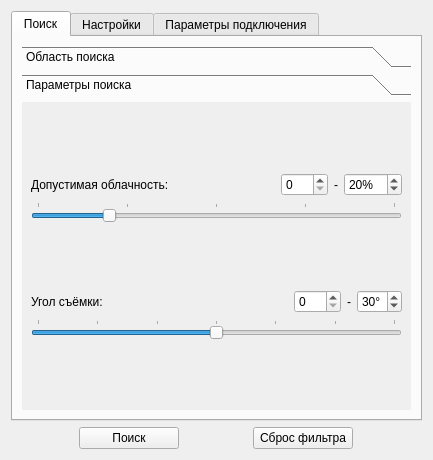
Qt form geo_get_dialog_base.ui (bazzile/GeoGet) before a commit.
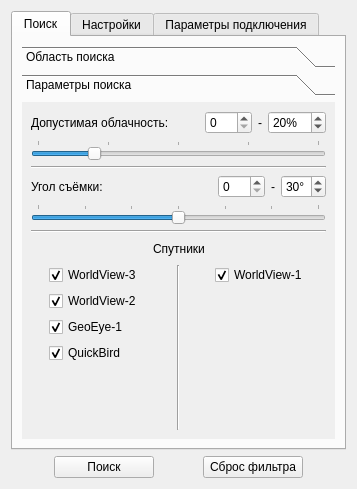
The same form after that commit. The open tabs and pages were chosen to show the change.

Commit message: added satellite checkboxes

What changed in the file:
```diff
--- a/geo_get_dialog_base.ui
+++ b/geo_get_dialog_base.ui
@@ -6,8 +6,8 @@
    <rect>
     <x>0</x>
     <y>0</y>
-    <width>433</width>
-    <height>460</height>
+    <width>357</width>
+    <height>489</height>
    </rect>
   </property>
   <property name="windowTitle">
@@ -112,8 +112,8 @@
            <rect>
             <x>0</x>
             <y>0</y>
-            <width>383</width>
-            <height>290</height>
+            <width>307</width>
+            <height>319</height>
            </rect>
           </property>
           <attribute name="label">
@@ -212,6 +212,13 @@
              </item>
             </layout>
            </item>
+           <item>
+            <widget class="Line" name="line_3">
+             <property name="orientation">
+              <enum>Qt::Horizontal</enum>
+             </property>
+            </widget>
+           </item>
            <item>
             <layout class="QVBoxLayout" name="Angle_verticalLayout">
              <item>
@@ -310,6 +317,201 @@
              </item>
             </layout>
            </item>
+           <item>
+            <widget class="Line" name="line_2">
+             <property name="orientation">
+              <enum>Qt::Horizontal</enum>
+             </property>
+            </widget>
+           </item>
+           <item>
+            <layout class="QHBoxLayout" name="horizontalLayout_3">
+             <item>
+              <spacer name="horizontalSpacer_8">
+               <property name="orientation">
+                <enum>Qt::Horizontal</enum>
+               </property>
+               <property name="sizeHint" stdset="0">
+                <size>
+                 <width>40</width>
+                 <height>20</height>
+                </size>
+               </property>
+              </spacer>
+             </item>
+             <item>
+              <widget class="QLabel" name="label">
+               <property name="text">
+                <string>Спутники</string>
+               </property>
+              </widget>
+             </item>
+             <item>
+              <spacer name="horizontalSpacer_4">
+               <property name="orientation">
+                <enum>Qt::Horizontal</enum>
+               </property>
+               <property name="sizeHint" stdset="0">
+                <size>
+                 <width>40</width>
+                 <height>20</height>
+                </size>
+               </property>
+              </spacer>
+             </item>
+            </layout>
+           </item>
+           <item>
+            <layout class="QHBoxLayout" name="horizontalLayout_2">
+             <item>
+              <spacer name="horizontalSpacer_9">
+               <property name="orientation">
+                <enum>Qt::Horizontal</enum>
+               </property>
+               <property name="sizeHint" stdset="0">
+                <size>
+                 <width>40</width>
+                 <height>20</height>
+                </size>
+               </property>
+              </spacer>
+             </item>
+             <item>
+              <layout class="QHBoxLayout" name="Satellites_horizontalLayout">
+               <item>
+                <layout class="QVBoxLayout" name="Pan_verticalLayout">
+                 <item>
+                  <widget class="QCheckBox" name="WV3_chbox">
+                   <property name="text">
+                    <string>WorldView-3</string>
+                   </property>
+                   <property name="checked">
+                    <bool>true</bool>
+                   </property>
+                  </widget>
+                 </item>
+                 <item>
+                  <widget class="QCheckBox" name="WV2_chbox">
+                   <property name="text">
+                    <string>WorldView-2</string>
+                   </property>
+                   <property name="checked">
+                    <bool>true</bool>
+                   </property>
+                  </widget>
+                 </item>
+                 <item>
+                  <widget class="QCheckBox" name="GE1_chbox">
+                   <property name="text">
+                    <string>GeoEye-1</string>
+                   </property>
+                   <property name="checked">
+                    <bool>true</bool>
+                   </property>
+                  </widget>
+                 </item>
+                 <item>
+                  <widget class="QCheckBox" name="QB01_chbox">
+                   <property name="text">
+                    <string>QuickBird</string>
+                   </property>
+                   <property name="checked">
+                    <bool>true</bool>
+                   </property>
+                  </widget>
+                 </item>
+                 <item>
+                  <spacer name="verticalSpacer_2">
+                   <property name="orientation">
+                    <enum>Qt::Vertical</enum>
+                   </property>
+                   <property name="sizeHint" stdset="0">
+                    <size>
+                     <width>20</width>
+                     <height>40</height>
+                    </size>
+                   </property>
+                  </spacer>
+                 </item>
+                </layout>
+               </item>
+               <item>
+                <spacer name="horizontalSpacer_5">
+                 <property name="orientation">
+                  <enum>Qt::Horizontal</enum>
+                 </property>
+                 <property name="sizeHint" stdset="0">
+                  <size>
+                   <width>40</width>
+                   <height>20</height>
+                  </size>
+                 </property>
+                </spacer>
+               </item>
+               <item>
+                <widget class="Line" name="line">
+                 <property name="orientation">
+                  <enum>Qt::Vertical</enum>
+                 </property>
+                </widget>
+               </item>
+               <item>
+                <spacer name="horizontalSpacer_7">
+                 <property name="orientation">
+                  <enum>Qt::Horizontal</enum>
+                 </property>
+                 <property name="sizeHint" stdset="0">
+                  <size>
+                   <width>40</width>
+                   <height>20</height>
+                  </size>
+                 </property>
+                </spacer>
+               </item>
+               <item>
+                <layout class="QVBoxLayout" name="MS_verticalLayout">
+                 <item>
+                  <widget class="QCheckBox" name="WV1_chbox">
+                   <property name="text">
+                    <string>WorldView-1</string>
+                   </property>
+                   <property name="checked">
+                    <bool>true</bool>
+                   </property>
+                  </widget>
+                 </item>
+                 <item>
+                  <spacer name="verticalSpacer">
+                   <property name="orientation">
+                    <enum>Qt::Vertical</enum>
+                   </property>
+                   <property name="sizeHint" stdset="0">
+                    <size>
+                     <width>20</width>
+                     <height>40</height>
+                    </size>
+                   </property>
+                  </spacer>
+                 </item>
+                </layout>
+               </item>
+              </layout>
+             </item>
+             <item>
+              <spacer name="horizontalSpacer_10">
+               <property name="orientation">
+                <enum>Qt::Horizontal</enum>
+               </property>
+               <property name="sizeHint" stdset="0">
+                <size>
+                 <width>40</width>
+                 <height>20</height>
+                </size>
+               </property>
+              </spacer>
+             </item>
+            </layout>
+           </item>
           </layout>
          </widget>
         </widget>
```
Left out of the diff: 14 changed lines with no effect on the pictures.
